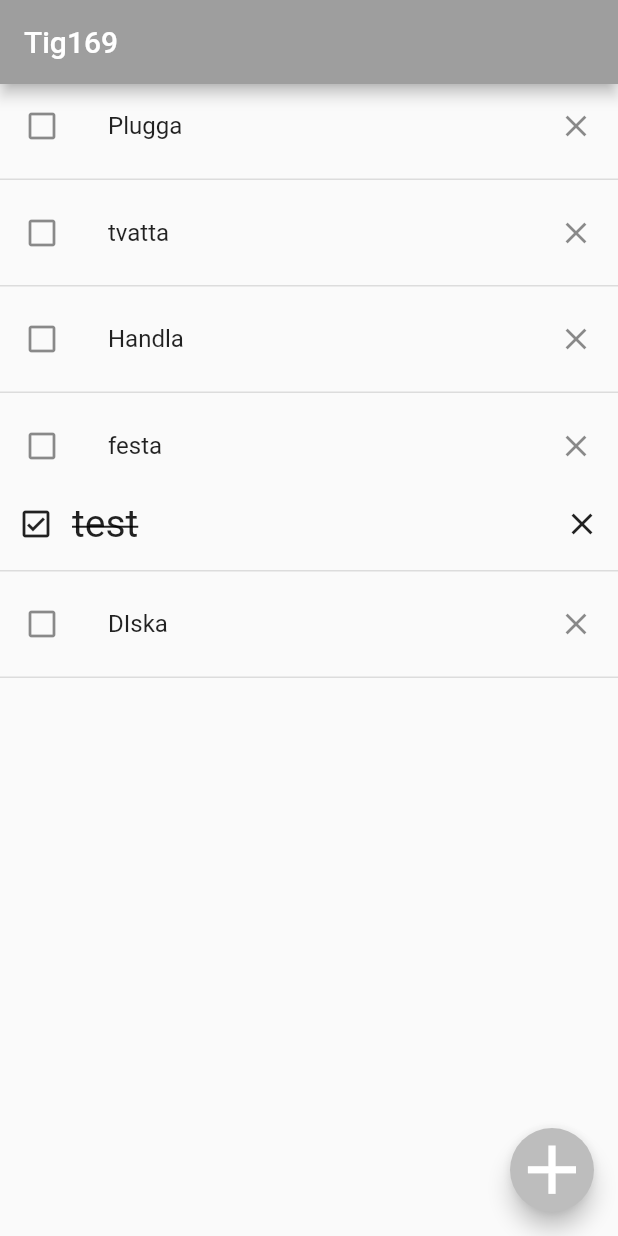
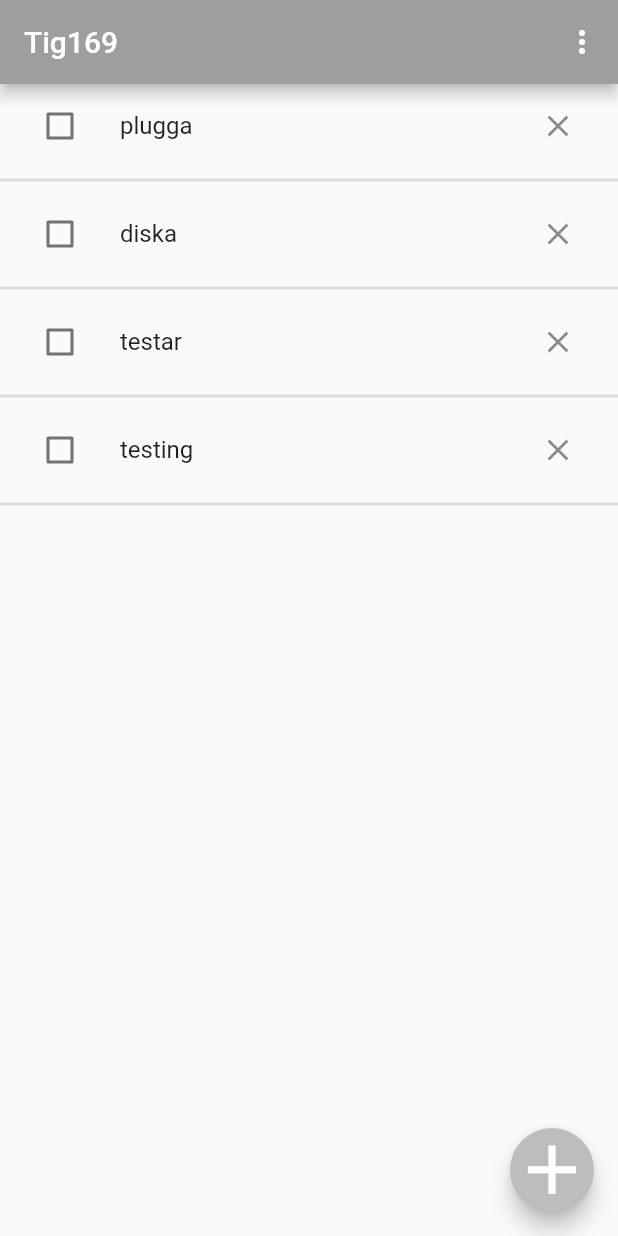
Before and after one commit to gu-tig169-ht21/gusaxellth, a Flutter app: the screen it shows after launch, on a phone screen of 412 x 824 dp. Run offline on Flutter 3.47's test engine with Material 2 defaults, Android fonts, the phone set to English and light mode, and no system bars.

Commit message:
Stora uppdateringar fran lukke

```diff
--- a/lib/main.dart
+++ b/lib/main.dart
@@ -24,6 +24,23 @@ class MainView extends StatelessWidget {
       appBar: AppBar(
         title: Text('Tig169'),
         backgroundColor: Colors.grey,
+        actions: [
+          PopupMenuButton(
+              itemBuilder: (context) => [
+                    PopupMenuItem(
+                      child: Text("All"),
+                      value: 1,
+                    ),
+                    PopupMenuItem(
+                      child: Text("Done"),
+                      value: 2,
+                    ),
+                    PopupMenuItem(
+                      child: Text("Undone"),
+                      value: 3,
+                    )
+                  ])
+        ],
       ),
       body: _list(),
       floatingActionButton: FloatingActionButton(
@@ -44,40 +61,38 @@ class MainView extends StatelessWidget {
   }
 
   Widget _list() {
-    return ListView(
-      children: [
-        _item("Plugga"),
-        _divider(),
-        _item("tvatta"),
-        _divider(),
-        _item("Handla"),
-        _divider(),
-        _item("festa"),
-        _doneItem("test"),
-        _divider(),
-        _item("DIska"),
-        _divider(),
-        //_newPageButton(),
-      ],
+    var thelist = [
+      "plugga",
+      "diska",
+      "testar",
+      "testing",
+    ];
+
+    return ListView.builder(
+      itemCount: thelist.length,
+      itemBuilder: (context, index) {
+        return Column(
+          children: [
+            _listItems(thelist[index]),
+            Divider(thickness: 2),
+          ],
+        );
+      },
     );
   }
 
-  Widget _item(strText) {
+  Widget _listItems(thelistTitle) {
     return ListTile(
-      leading: Icon(Icons.check_box_outline_blank),
-      title: Text(strText),
-      trailing: Icon(Icons.clear),
+      leading: checkBoxClass(),
+      title: Text(thelistTitle),
+      trailing: IconButton(
+        icon: Icon(Icons.clear),
+        onPressed: () {},
+      ),
     );
   }
 
-  Widget _divider() {
-    return Divider(
-      height: 15,
-      thickness: 1,
-    );
-  }
-
-  Widget _doneItem(String name) {
+  /* Widget _doneItem(String name) {
     return Row(
       mainAxisAlignment: MainAxisAlignment.spaceBetween,
       children: <Widget>[
@@ -102,14 +117,27 @@ class MainView extends StatelessWidget {
         ),
       ],
     );
+  }*/
+}
+
+class checkBoxClass extends StatefulWidget {
+  @override
+  State<checkBoxClass> createState() => checkBoxClassState();
+}
+
+class checkBoxClassState extends State<checkBoxClass> {
+  bool? _myBool = false;
+
+  @override
+  Widget build(BuildContext context) {
+    return Checkbox(
+        value: _myBool,
+        onChanged: (value) {
+          setState(() {
+            _myBool = value;
+          });
+        });
   }
-  /*Widget _newPageButton() {
-    return IconButton(
-      icon: Icon(Icons.add),
-
-    );
-  }*/
-
 }
 
 // SECOND SCREEN
```
Also changed, not shown: 1 other file.
